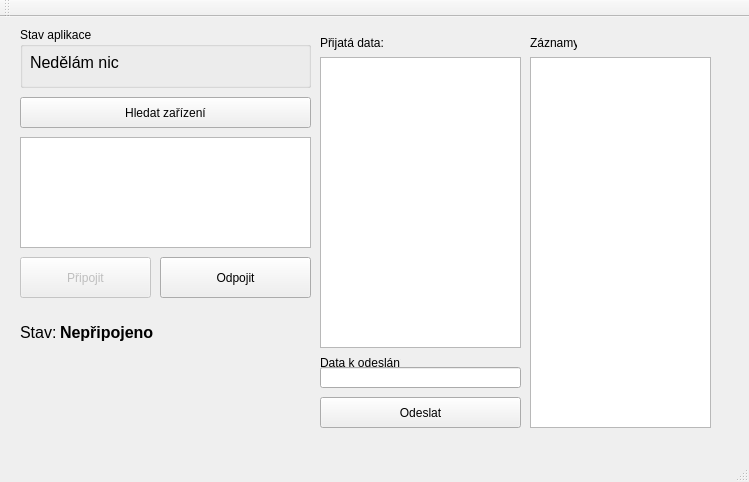
First picture: the form in src/desktop/StartOkno/startovaciokno/mainwindow.ui, repository vairad/zcu-zswi, before the edit.
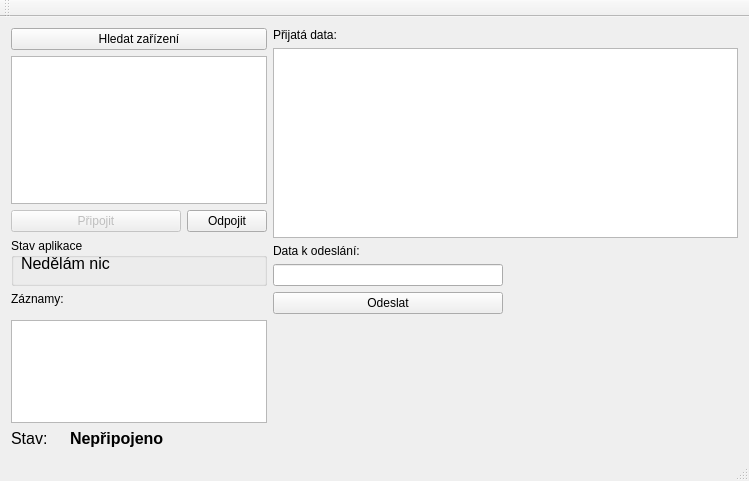
Second picture: the form after the edit.

Commit message: Úprava GUI startovacího okna + úprava názvů metod a proměnných

```diff
--- a/src/desktop/StartOkno/startovaciokno/mainwindow.ui
+++ b/src/desktop/StartOkno/startovaciokno/mainwindow.ui
@@ -7,64 +7,77 @@
     <x>0</x>
     <y>0</y>
     <width>749</width>
-    <height>482</height>
+    <height>481</height>
    </rect>
   </property>
   <property name="windowTitle">
    <string>MainWindow</string>
   </property>
   <widget class="QWidget" name="centralWidget">
-   <widget class="QListView" name="listView">
+   <layout class="QGridLayout" name="gridLayout">
+    <item row="4" column="0" rowspan="3" colspan="4">
+     <widget class="QGroupBox" name="groupBox">
+      <property name="title">
+       <string>Stav aplikace</string>
+      </property>
+      <widget class="QLabel" name="popisekStav">
     <property name="geometry">
      <rect>
-      <x>20</x>
-      <y>120</y>
-      <width>291</width>
-      <height>111</height>
-     </rect>
-    </property>
-   </widget>
+         <x>10</x>
+         <y>10</y>
+         <width>231</width>
+         <height>31</height>
+        </rect>
+       </property>
+       <property name="font">
+        <font>
+         <pointsize>12</pointsize>
+        </font>
+       </property>
+       <property name="text">
+        <string>Nedělám nic</string>
+       </property>
+      </widget>
+      <zorder>popisekStav</zorder>
+      <zorder>poleLog</zorder>
+     </widget>
+    </item>
+    <item row="0" column="4">
+     <widget class="QLabel" name="label_3">
+      <property name="text">
+       <string>Přijatá data:</string>
+      </property>
+     </widget>
+    </item>
+    <item row="3" column="0" colspan="3">
    <widget class="QPushButton" name="tlacitkoPripojit">
     <property name="enabled">
      <bool>false</bool>
     </property>
-    <property name="geometry">
-     <rect>
-      <x>20</x>
-      <y>240</y>
-      <width>131</width>
-      <height>41</height>
-     </rect>
-    </property>
     <property name="text">
      <string>Připojit</string>
     </property>
    </widget>
+    </item>
+    <item row="3" column="3">
    <widget class="QPushButton" name="tlacitkoOdpojit">
     <property name="enabled">
      <bool>true</bool>
     </property>
-    <property name="geometry">
-     <rect>
-      <x>160</x>
-      <y>240</y>
-      <width>151</width>
-      <height>41</height>
-     </rect>
-    </property>
     <property name="text">
      <string>Odpojit</string>
     </property>
    </widget>
+    </item>
+    <item row="0" column="0" rowspan="2" colspan="4">
+     <widget class="QPushButton" name="tlacitkoHledejZarizeni">
+      <property name="text">
+       <string>Hledat zařízení</string>
+      </property>
+     </widget>
+    </item>
+    <item row="10" column="0">
    <widget class="QLabel" name="label_2">
-    <property name="geometry">
-     <rect>
-      <x>20</x>
-      <y>300</y>
-      <width>41</width>
-      <height>31</height>
-     </rect>
-    </property>
     <property name="font">
      <font>
       <pointsize>12</pointsize>
@@ -74,15 +87,29 @@
      <string>Stav:</string>
     </property>
    </widget>
+    </item>
+    <item row="6" column="4">
+     <widget class="QLineEdit" name="poleKOdeslani"/>
+    </item>
+    <item row="5" column="4">
+     <widget class="QLabel" name="label_4">
+      <property name="text">
+       <string>Data k odeslání:</string>
+      </property>
+     </widget>
+    </item>
+    <item row="7" column="4">
+     <widget class="QPushButton" name="tlacitkoOdeslat">
+      <property name="enabled">
+       <bool>true</bool>
+      </property>
+      <property name="text">
+       <string>Odeslat</string>
+      </property>
+     </widget>
+    </item>
+    <item row="10" column="1" colspan="4">
    <widget class="QLabel" name="popisekStavSpojeni">
-    <property name="geometry">
-     <rect>
-      <x>60</x>
-      <y>300</y>
-      <width>251</width>
-      <height>31</height>
-     </rect>
-    </property>
     <property name="font">
      <font>
       <pointsize>12</pointsize>
@@ -94,141 +121,48 @@
      <string>Nepřipojeno</string>
     </property>
    </widget>
-   <widget class="QPushButton" name="tlacitkoHledejZarizeni">
-    <property name="geometry">
-     <rect>
-      <x>20</x>
-      <y>80</y>
-      <width>291</width>
-      <height>31</height>
-     </rect>
-    </property>
-    <property name="text">
-     <string>Hledat zařízení</string>
-    </property>
-   </widget>
-   <widget class="QGroupBox" name="groupBox">
-    <property name="geometry">
-     <rect>
-      <x>20</x>
-      <y>10</y>
-      <width>291</width>
-      <height>61</height>
-     </rect>
-    </property>
-    <property name="title">
-     <string>Stav aplikace</string>
-    </property>
-    <widget class="QLabel" name="popisekStav">
-     <property name="geometry">
-      <rect>
-       <x>10</x>
-       <y>20</y>
-       <width>271</width>
-       <height>31</height>
-      </rect>
-     </property>
-     <property name="font">
-      <font>
-       <pointsize>12</pointsize>
-      </font>
-     </property>
-     <property name="text">
-      <string>Nedělám nic</string>
-     </property>
-    </widget>
-   </widget>
-   <widget class="QTextEdit" name="poleLog">
-    <property name="geometry">
-     <rect>
-      <x>530</x>
-      <y>40</y>
-      <width>181</width>
-      <height>371</height>
-     </rect>
-    </property>
-    <property name="readOnly">
-     <bool>true</bool>
-    </property>
-   </widget>
+    </item>
+    <item row="7" column="0">
    <widget class="QLabel" name="label">
-    <property name="geometry">
-     <rect>
-      <x>530</x>
-      <y>10</y>
-      <width>47</width>
-      <height>31</height>
-     </rect>
-    </property>
     <property name="text">
      <string>Záznamy:</string>
     </property>
-   </widget>
+      <property name="alignment">
+       <set>Qt::AlignLeading|Qt::AlignLeft|Qt::AlignTop</set>
+      </property>
+     </widget>
+    </item>
+    <item row="8" column="0" rowspan="2" colspan="4">
+     <widget class="QTextEdit" name="poleLog">
+      <property name="readOnly">
+       <bool>true</bool>
+      </property>
+     </widget>
+    </item>
+    <item row="2" column="0" colspan="4">
+     <widget class="QListView" name="listView"/>
+    </item>
+    <item row="6" column="5">
+     <spacer name="horizontalSpacer">
+      <property name="orientation">
+       <enum>Qt::Horizontal</enum>
+      </property>
+      <property name="sizeHint" stdset="0">
+       <size>
+        <width>40</width>
+        <height>20</height>
+       </size>
+      </property>
+     </spacer>
+    </item>
+    <item row="1" column="4" rowspan="4" colspan="2">
    <widget class="QTextEdit" name="polePrijataData">
-    <property name="geometry">
-     <rect>
-      <x>320</x>
-      <y>40</y>
-      <width>201</width>
-      <height>291</height>
-     </rect>
-    </property>
     <property name="readOnly">
      <bool>true</bool>
     </property>
    </widget>
-   <widget class="QLabel" name="label_3">
-    <property name="geometry">
-     <rect>
-      <x>320</x>
-      <y>10</y>
-      <width>71</width>
-      <height>31</height>
-     </rect>
-    </property>
-    <property name="text">
-     <string>Přijatá data:</string>
-    </property>
-   </widget>
-   <widget class="QPushButton" name="tlacitkoOdeslat">
-    <property name="enabled">
-     <bool>true</bool>
-    </property>
-    <property name="geometry">
-     <rect>
-      <x>320</x>
-      <y>380</y>
-      <width>201</width>
-      <height>31</height>
-     </rect>
-    </property>
-    <property name="text">
-     <string>Odeslat</string>
-    </property>
-   </widget>
-   <widget class="QLineEdit" name="poleKOdeslani">
-    <property name="geometry">
-     <rect>
-      <x>320</x>
-      <y>350</y>
-      <width>201</width>
-      <height>21</height>
-     </rect>
-    </property>
-   </widget>
-   <widget class="QLabel" name="label_4">
-    <property name="geometry">
-     <rect>
-      <x>320</x>
-      <y>330</y>
-      <width>81</width>
-      <height>31</height>
-     </rect>
-    </property>
-    <property name="text">
-     <string>Data k odeslání:</string>
-    </property>
-   </widget>
+    </item>
+   </layout>
   </widget>
   <widget class="QMenuBar" name="menuBar">
    <property name="geometry">
```
Lines whose indentation alone changed are shown as unchanged. The commit also changes 3 other files.
